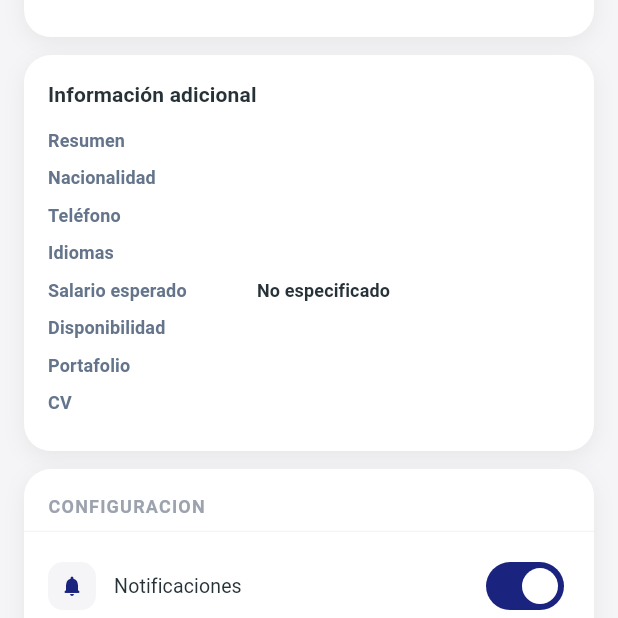
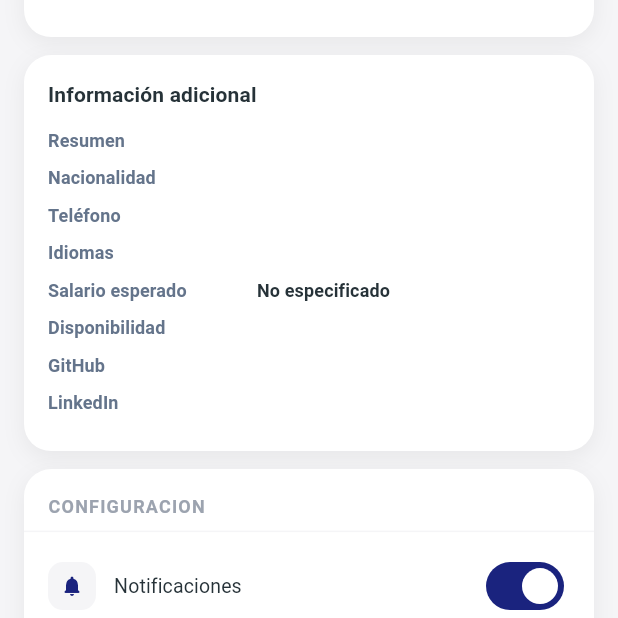
Before and after one commit to JobSwipe-IETI/Frontend_JobSwipe, a Flutter app: the HomeScreen screen opened directly with empty values, item 3 of the bottom bar chosen, scrolled down 576 dp, on a phone screen of 412 x 824 dp, the top half of it. Run offline on Flutter 3.47's test engine with Material 3 defaults, Android fonts, the phone set to English and light mode, and no system bars; our stand-ins replace country_picker, file_picker, flutter_secure_storage, google_sign_in, intl_phone_number_input; accounts and stored records are empty.

Commit message:
AB#593 feat consume profile fields in candidate ui

```diff
--- a/lib/models/user_profile.dart
+++ b/lib/models/user_profile.dart
@@ -25,6 +25,8 @@ class UserProfile {
   final String? availability;
   final String? portfolioUrl;
   final String? cvUrl;
+  final String? githubUrl;
+  final String? linkedinUrl;
   final String? companyName; // Para empresas
   final String? companyDescription;
   final String? legalId;
@@ -56,6 +58,8 @@ class UserProfile {
     this.availability,
     this.portfolioUrl,
     this.cvUrl,
+    this.githubUrl,
+    this.linkedinUrl,
     this.companyName,
     this.companyDescription,
     this.legalId,
@@ -89,6 +93,8 @@ class UserProfile {
     String? availability,
     String? portfolioUrl,
     String? cvUrl,
+    String? githubUrl,
+    String? linkedinUrl,
     String? companyName,
     String? companyDescription,
     String? legalId,
@@ -120,6 +126,8 @@ class UserProfile {
       availability: availability ?? this.availability,
       portfolioUrl: portfolioUrl ?? this.portfolioUrl,
       cvUrl: cvUrl ?? this.cvUrl,
+      githubUrl: githubUrl ?? this.githubUrl,
+      linkedinUrl: linkedinUrl ?? this.linkedinUrl,
       companyName: companyName ?? this.companyName,
       companyDescription: companyDescription ?? this.companyDescription,
       legalId: legalId ?? this.legalId,
--- a/lib/screens/home_screen.dart
+++ b/lib/screens/home_screen.dart
@@ -123,6 +123,8 @@ class _HomeScreenState extends State<HomeScreen> with SingleTickerProviderStateM
       availability: '',
       portfolioUrl: '',
       cvUrl: '',
+      githubUrl: '',
+      linkedinUrl: '',
       companyName: '',
       companyDescription: '',
       legalId: '',
@@ -211,6 +213,8 @@ class _HomeScreenState extends State<HomeScreen> with SingleTickerProviderStateM
       availability: seed['availability']?.toString() ?? current.availability,
       portfolioUrl: seed['portfolioUrl']?.toString() ?? current.portfolioUrl,
       cvUrl: seed['cvUrl']?.toString() ?? current.cvUrl,
+      githubUrl: seed['githubUrl']?.toString() ?? current.githubUrl,
+      linkedinUrl: seed['linkedinUrl']?.toString() ?? current.linkedinUrl,
       companyName: seed['companyName']?.toString() ?? current.companyName,
       companyDescription: seed['companyDescription']?.toString() ?? current.companyDescription,
       legalId: seed['legalId']?.toString() ?? current.legalId,
@@ -265,6 +269,8 @@ class _HomeScreenState extends State<HomeScreen> with SingleTickerProviderStateM
       availability: candidate?['availability']?.toString(),
       portfolioUrl: candidate?['portfolioUrl']?.toString(),
       cvUrl: candidate?['cvUrl']?.toString(),
+      githubUrl: candidate?['githubUrl']?.toString(),
+      linkedinUrl: candidate?['linkedinUrl']?.toString(),
       companyName: company?['companyName']?.toString(),
       companyDescription: company?['companyDescription']?.toString(),
       legalId: company?['legalId']?.toString(),
--- a/lib/widgets/candidate_profile_widget.dart
+++ b/lib/widgets/candidate_profile_widget.dart
@@ -316,8 +316,6 @@ class _CandidateProfileWidgetState extends State<CandidateProfileWidget> {
       profile.languages,
       profile.expectedSalary,
       profile.availability,
-      profile.portfolioUrl,
-      profile.cvUrl,
     ];
 
     final filled = fields.where((value) {
@@ -524,12 +522,8 @@ class _CandidateProfileWidgetState extends State<CandidateProfileWidget> {
           _infoRow('Idiomas', profile.languages ?? 'No especificado'),
           _infoRow('Salario esperado', salary),
           _infoRow('Disponibilidad', profile.availability ?? 'No especificado'),
-          _infoRow(
-            'Portafolio',
-            profile.portfolioUrl ?? 'No especificado',
-            isLink: true,
-          ),
-          _infoRow('CV', profile.cvUrl ?? 'No especificado', isLink: true),
+          _infoRow('GitHub', profile.githubUrl ?? 'No especificado', isLink: true),
+          _infoRow('LinkedIn', profile.linkedinUrl ?? 'No especificado', isLink: true),
         ],
       ),
     );
--- a/lib/widgets/swipe_card.dart
+++ b/lib/widgets/swipe_card.dart
@@ -1,6 +1,5 @@
 import 'package:flutter/material.dart';
 import '../models/vacancy_model.dart';
-import '../config/theme.dart';
 
 /// Widget que representa una tarjeta individual de vacante
 class SwipeCard extends StatelessWidget {
```
